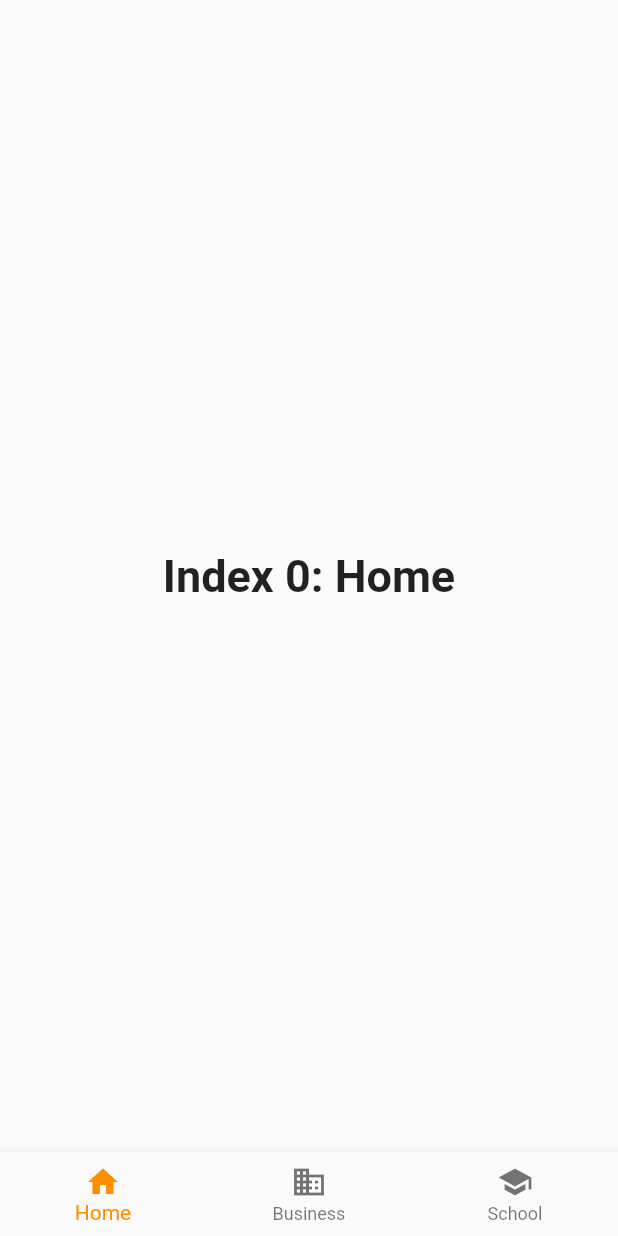
After one commit to InfiniBrains/covid-app, a Flutter app: the AppBody screen opened by its route, on a phone screen of 412 x 824 dp. The commit adds this screen. Run offline on Flutter 3.47's test engine with Material 2 defaults, Android fonts, the phone set to English and light mode, and no system bars.

Commit message:
App body and choice chips

```diff
--- a/lib/controllers/routes.dart
+++ b/lib/controllers/routes.dart
@@ -1,4 +1,5 @@
 class Routes {
   static const String login = '/login';
   static const String register = '/register';
+  static const String appBody = '/app';
 }
--- a/lib/main.dart
+++ b/lib/main.dart
@@ -1,5 +1,6 @@
 import 'package:covidapp/controllers/routes.dart';
-import 'package:covidapp/views/form.dart';
+import 'package:covidapp/views/appBody.dart';
+import 'package:covidapp/views/login.dart';
 import 'package:covidapp/views/register.dart';
 import 'package:flutter/material.dart';
 import 'controllers/routes.dart';
@@ -23,6 +24,9 @@ class MyApp extends StatelessWidget {
             break;
           case Routes.register:
             return MaterialPageRoute(builder: (context) => Register());
+            break;
+          case Routes.appBody:
+            return MaterialPageRoute(builder: (context) => AppBody());
             break;
           default:
             return MaterialPageRoute(builder: (context) => HomeMaterial());
--- /dev/null
+++ b/lib/views/appBody.dart
@@ -0,0 +1,100 @@
+import 'package:covidapp/controllers/routes.dart';
+import 'package:flutter/material.dart';
+
+class AppBody extends StatefulWidget {
+
+  @override
+  _AppBody createState() => _AppBody();
+}
+
+class _AppBody extends State<AppBody> {
+  bool isSelected = false;
+  List<String> reportList = [
+    "Tosse",
+    "Febre",
+    "Falta de ar",
+    "Perda do paladar",
+    "Diarréia"
+  ];
+  List<String> selectedChoices = List();
+
+  int _selectedIndex = 0;
+  static const TextStyle optionStyle =
+  TextStyle(fontSize: 30, fontWeight: FontWeight.bold);
+
+  void _onItemTapped(int index) {
+    setState(() {
+      _selectedIndex = index;
+    });
+  }
+
+
+  @override
+  Widget build(BuildContext context) {
+    List<Widget> _widgetOptions = <Widget>[
+      Text(
+        'Index 0: Home',
+        style: optionStyle,
+      ),
+      choiceChips(context),
+      Text(
+        'Index 2: School',
+        style: optionStyle,
+      ),
+    ];
+    return Scaffold(
+      body: Center(
+        child: _widgetOptions.elementAt(_selectedIndex),
+      ),
+      bottomNavigationBar: bottomBar(context),
+    );
+  }
+
+  Widget choiceChips(BuildContext context) {
+    return Wrap(
+      children: _buildChoiceList(),
+    );
+  }
+  _buildChoiceList() {
+    List<Widget> choices = List();
+    reportList.forEach((item) {
+      choices.add(Container(
+        padding: const EdgeInsets.all(2.0),
+        child: ChoiceChip(
+          label: Text(item),
+          selected: selectedChoices.contains(item),
+          onSelected: (selected) {
+            setState(() {
+              selectedChoices.contains(item)
+                  ? selectedChoices.remove(item)
+                  : selectedChoices.add(item);
+            });
+          },
+        ),
+      ));
+    });    return choices;
+  }
+
+  Widget bottomBar(BuildContext context) {
+    return BottomNavigationBar(
+        items: const <BottomNavigationBarItem>[
+          BottomNavigationBarItem(
+            icon: Icon(Icons.home),
+            title: Text('Home'),
+          ),
+          BottomNavigationBarItem(
+            icon: Icon(Icons.business),
+            title: Text('Business'),
+          ),
+          BottomNavigationBarItem(
+            icon: Icon(Icons.school),
+            title: Text('School'),
+          ),
+        ],
+        currentIndex: _selectedIndex,
+        selectedItemColor: Colors.amber[800],
+        onTap: _onItemTapped,
+      );
+
+  }
+}
--- a/lib/views/form.dart
+++ b/lib/views/login.dart
@@ -55,6 +55,7 @@ class _HomeMaterialState extends State<HomeMaterial> {
                                       form.save();
                                       _user.save();
                                       _showDialog(context);
+                                      Navigator.pushNamed(context, Routes.appBody);
                                     }
                                   },
                                   child: Text('Entrar')
--- a/lib/views/register.dart
+++ b/lib/views/register.dart
@@ -13,7 +13,7 @@ class _RegisterState extends State<Register> {
   @override
   Widget build(BuildContext context) {
     return Scaffold(
-        appBar: AppBar(title: Text('Login')),
+        appBar: AppBar(title: Text('Register')),
         body: Container(
             padding:
                 const EdgeInsets.symmetric(vertical: 16.0, horizontal: 16.0),
```
